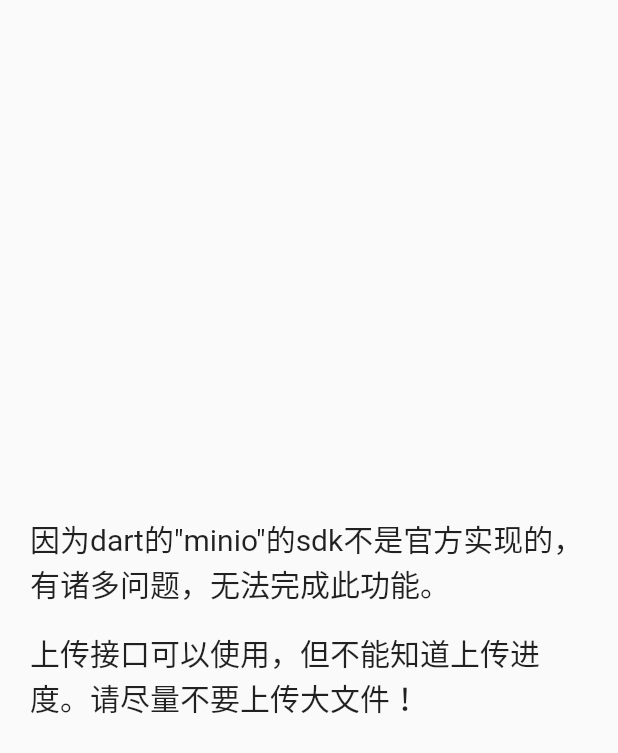
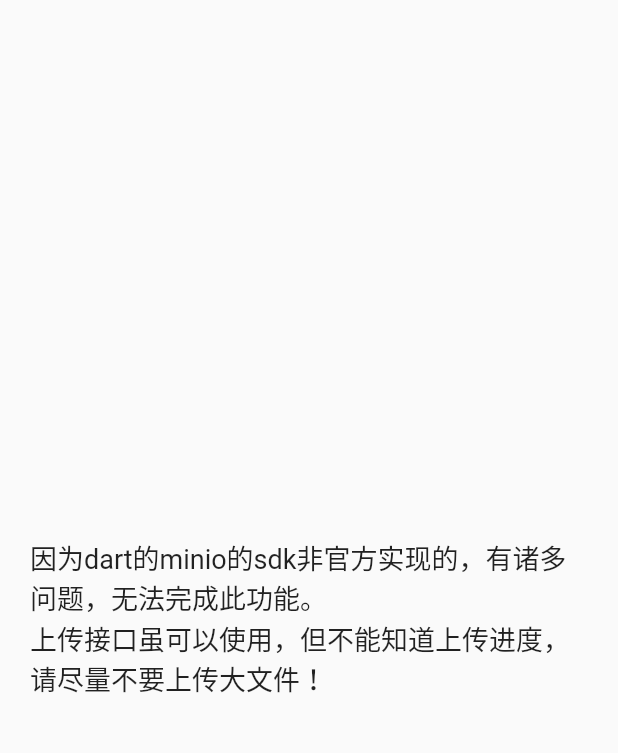
Before and after one commit to Dunqing/flutter-minio, a Flutter app: the UploadPage widget shown alone on an empty page, opened directly, on a phone screen of 412 x 824 dp. Shown: the top 753 px of the screen. Run offline on Flutter 3.47's test engine with Material 2 defaults, Android fonts, the phone set to English and light mode, and no system bars; our stand-ins replace extended_image, file_picker, fluttertoast, open_file, permission_handler, rxdart and 3 more; missing offline and left inert: minio; accounts and stored records are empty.

Commit message:
feat: 添加项目说明、描述、补充说明

```diff
--- a/lib/pages/widgets/UploadPage.dart
+++ b/lib/pages/widgets/UploadPage.dart
@@ -40,7 +40,7 @@ class _UploadPageState extends State<UploadPage> {
 
   @override
   Widget build(BuildContext context) {
-    final textStyle = TextStyle(fontSize: 20);
+    final textStyle = TextStyle(fontSize: 18);
     return Container(
       padding: EdgeInsets.all(20),
       constraints: BoxConstraints.expand(),
@@ -48,9 +48,8 @@ class _UploadPageState extends State<UploadPage> {
       child: Column(
         mainAxisAlignment: MainAxisAlignment.center,
         children: [
-          Text('因为dart的"minio"的sdk不是官方实现的，有诸多问题，无法完成此功能。', style: textStyle),
-          Text(''),
-          Text('上传接口可以使用，但不能知道上传进度。请尽量不要上传大文件！', style: textStyle)
+          Text('因为dart的minio的sdk非官方实现的，有诸多问题，无法完成此功能。', style: textStyle),
+          Text('上传接口虽可以使用，但不能知道上传进度，请尽量不要上传大文件！', style: textStyle)
         ],
       ),
     );
--- a/lib/widgets/drawer/AboutProject.dart
+++ b/lib/widgets/drawer/AboutProject.dart
@@ -1,10 +1,11 @@
 import 'package:flutter/material.dart';
 
 const textList = [
-  '本项目基于https://pub.flutter-io.cn/packages/minio实现的，此项目是我的第一个Flutter项目。',
-  '我是学前端的，对flutter感兴趣，并且想做一个开源项目，为自己之后找工作做准备。'
-      '之前有部署过minio，知道有web端，了解到此项目还没有flutter的实现，但是已有sdk实现。所以选择做这个项目',
-  '我没有系统的看过flutter和dart的文档。此项目在边看文档，边查资料下完成的。可能有很多功能实现的不好，并且可能有性能问题。'
+  '本项目基于https://pub.flutter-io.cn/packages/minio实现的，且该sdk不支持中文字符',
+  '此项目的sdk无法完成上传进度监听，和取消下载请求，可能会造成性能损耗',
+  '此项目写的并不好，很多好用的widget或者api未用上，采用状态库是rxdart',
+  '此下载功能和进度动态更新是自己想出来的，不知道是否为标准的下载方法',
+  '我没有系统的看过flutter和dart的文档。此项目在边看文档，边查资料下完成的',
 ];
 
 aboutProject(context) {
```
Also changed, not shown: lib/pages/widgets/OtherSetting.dart (+8 -2 lines), 1 other file.
